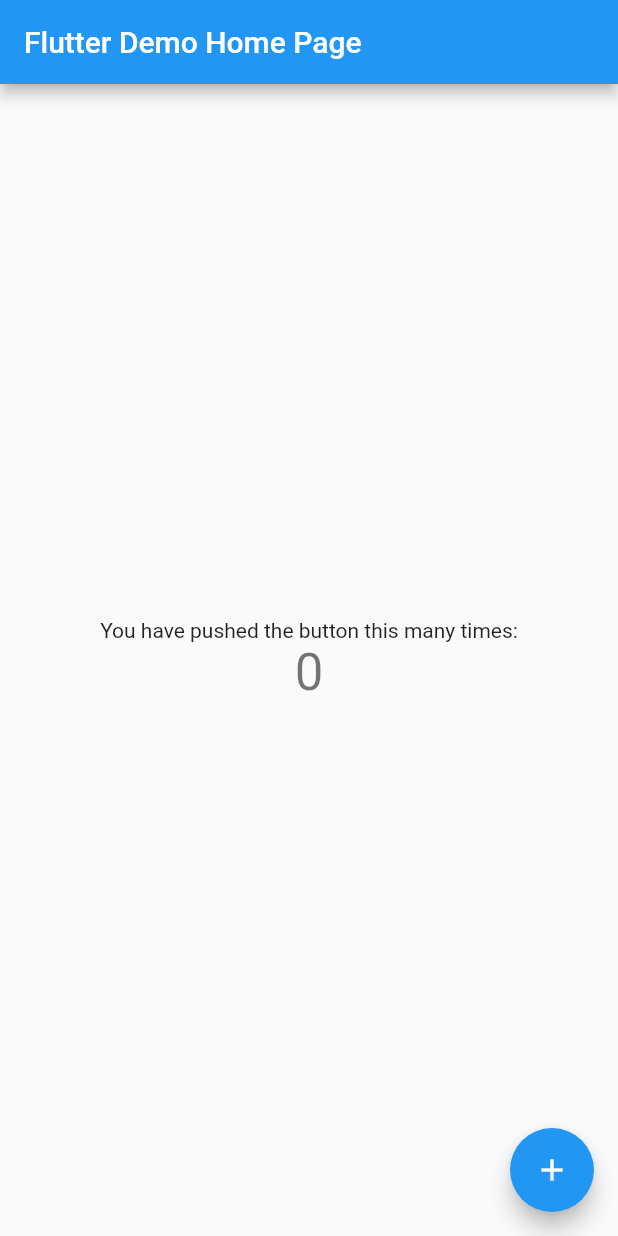
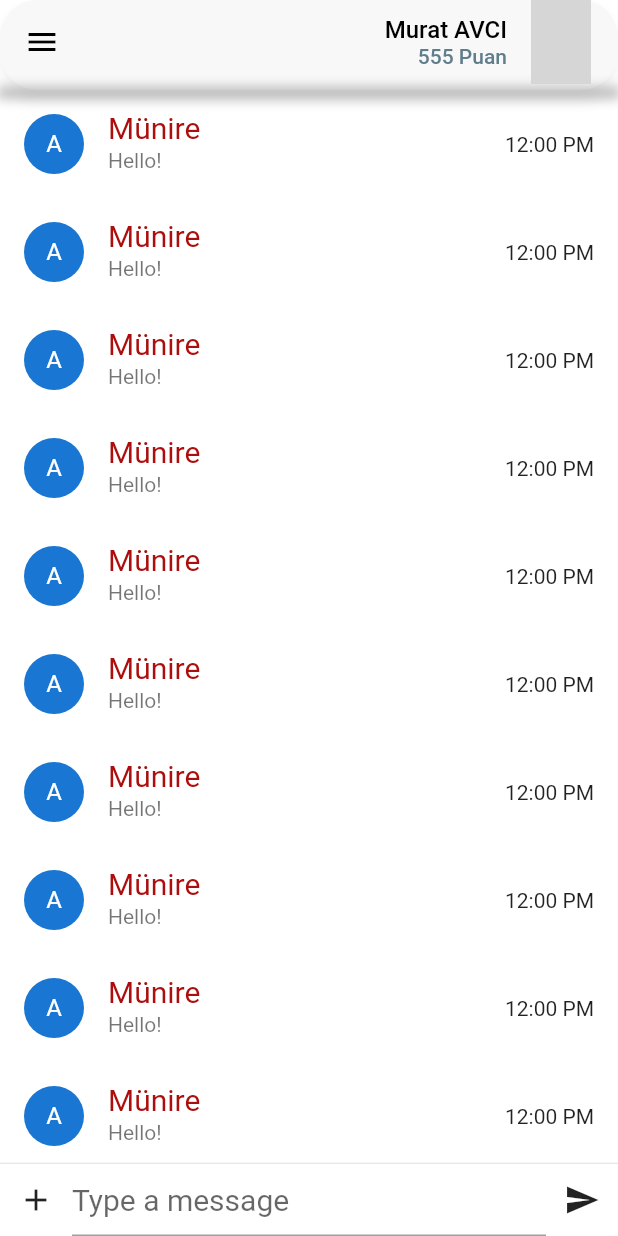
Before and after one commit to itsdemiremre/F36-AppJam-Google-OUA, a Flutter app: the screen it shows after launch, on a phone screen of 412 x 824 dp. Run offline on Flutter 3.47's test engine with Material 2 defaults, Android fonts, the phone set to English and light mode, and no system bars; network calls fail; grey boxes are pictures that could not be loaded.

Commit message:
chat screen UI implemented and theme.dart file created.

```diff
--- /dev/null
+++ b/lib/chatScreen.dart
@@ -0,0 +1,115 @@
+import 'package:flutter/material.dart';
+
+
+
+class ChatScreen extends StatefulWidget {
+  @override
+  _ChatScreenState createState() => _ChatScreenState();
+}
+
+class _ChatScreenState extends State<ChatScreen> {
+  @override
+  Widget build(BuildContext context) {
+    return Scaffold(
+      appBar: AppBar(
+  backgroundColor: Color(0xFFF8F8F8),
+  shape: RoundedRectangleBorder(
+    borderRadius: BorderRadius.circular(25.0),
+  ),
+  shadowColor: Colors.black.withOpacity(0.25),
+  bottom: PreferredSize(
+    preferredSize: Size.fromHeight(4),
+    child: Container(
+      height: 4,
+      decoration: BoxDecoration(
+        boxShadow: [
+          BoxShadow(
+            color: Colors.black.withOpacity(0.25),
+            spreadRadius: 2,
+            blurRadius: 6,
+            offset: Offset(0, 4),
+          ),
+        ],
+      ),
+    ),
+  ),
+
+  title: Align(
+    alignment: Alignment.centerRight,
+    child:
+      Column(
+        mainAxisAlignment: MainAxisAlignment.center,
+        crossAxisAlignment: CrossAxisAlignment.end,
+        children: const [
+          Text(
+            "Murat AVCI",
+            style: TextStyle(color: Colors.black, fontSize: 16.0),
+          ),
+          Text(
+            "555 Puan",
+            style: TextStyle(color: Colors.blueGrey, fontSize: 14.0),
+          )
+        ],
+      ),
+
+  ),
+  actions: [
+    Padding(padding:
+    const EdgeInsets.only(left: 0, right: 18.0),
+      child: new CircleAvatar(
+        backgroundImage: new NetworkImage("https://images.unsplash.com/photo-1539571696357-5a69c17a67c6?ixlib=rb-4.0.3&ixid=MnwxMjA3fDB8MHxwaG90by1wYWdlfHx8fGVufDB8fHx8&auto=format&fit=crop&w=687&q=80"),
+      ),
+    )
+  ],
+  leading: IconButton(
+    onPressed: () {},
+    icon: const Icon(Icons.menu, color: Colors.black,),
+  ),
+),
+      body: Column(
+        children: <Widget>[
+          Expanded(
+            child: ListView.builder(
+              itemBuilder: (BuildContext context, int index) {
+                return ListTile(
+                  leading: CircleAvatar(
+                    child: Text('A'),
+                  ),
+                  title: Text('Münire'),
+                  subtitle: Text('Hello!'),
+                  trailing: Text('12:00 PM'),
+                );
+              },
+              itemCount: 10,
+            ),
+          ),
+          Divider(height: 1.0),
+          Container(
+            decoration: BoxDecoration(
+              color: Theme.of(context).cardColor,
+            ),
+            child: Row(
+              children: <Widget>[
+                IconButton(
+                  icon: Icon(Icons.add),
+                  onPressed: () {},
+                ),
+                Expanded(
+                  child: TextField(
+                    decoration: InputDecoration(
+                      hintText: 'Type a message',
+                    ),
+                  ),
+                ),
+                IconButton(
+                  icon: Icon(Icons.send),
+                  onPressed: () {},
+                ),
+              ],
+            ),
+          ),
+        ],
+      ),
+    );
+  }
+}
--- a/lib/main.dart
+++ b/lib/main.dart
@@ -1,3 +1,5 @@
+import 'package:f36_appjam_project/theme/light_theme.dart';
+import 'package:f36_appjam_project/chatScreen.dart';
 import 'package:flutter/material.dart';
 
 void main() {
@@ -5,111 +7,17 @@
 }
 
 class MyApp extends StatelessWidget {
-  const MyApp({super.key});
+  const MyApp({Key? key}) : super(key: key);
 
-  // This widget is the root of your application.
   @override
   Widget build(BuildContext context) {
     return MaterialApp(
       title: 'Flutter Demo',
-      theme: ThemeData(
-        // This is the theme of your application.
-        //
-        // Try running your application with "flutter run". You'll see the
-        // application has a blue toolbar. Then, without quitting the app, try
-        // changing the primarySwatch below to Colors.green and then invoke
-        // "hot reload" (press "r" in the console where you ran "flutter run",
-        // or simply save your changes to "hot reload" in a Flutter IDE).
-        // Notice that the counter didn't reset back to zero; the application
-        // is not restarted.
-        primarySwatch: Colors.blue,
-      ),
-      home: const MyHomePage(title: 'Flutter Demo Home Page'),
+        debugShowCheckedModeBanner: false,
+          theme: LightTheme().theme,
+
+
+         home: ChatScreen(),
     );
   }
 }
-
-class MyHomePage extends StatefulWidget {
-  const MyHomePage({super.key, required this.title});
-
-  // This widget is the home page of your application. It is stateful, meaning
-  // that it has a State object (defined below) that contains fields that affect
-  // how it looks.
-
-  // This class is the configuration for the state. It holds the values (in this
-  // case the title) provided by the parent (in this case the App widget) and
-  // used by the build method of the State. Fields in a Widget subclass are
-  // always marked "final".
-
-  final String title;
-
-  @override
-  State<MyHomePage> createState() => _MyHomePageState();
-}
-
-class _MyHomePageState extends State<MyHomePage> {
-  int _counter = 0;
-
-  void _incrementCounter() {
-    setState(() {
-      // This call to setState tells the Flutter framework that something has
-      // changed in this State, which causes it to rerun the build method below
-      // so that the display can reflect the updated values. If we changed
-      // _counter without calling setState(), then the build method would not be
-      // called again, and so nothing would appear to happen.
-      _counter++;
-    });
-  }
-
-  @override
-  Widget build(BuildContext context) {
-    // This method is rerun every time setState is called, for instance as done
-    // by the _incrementCounter method above.
-    //
-    // The Flutter framework has been optimized to make rerunning build methods
-    // fast, so that you can just rebuild anything that needs updating rather
-    // than having to individually change instances of widgets.
-    return Scaffold(
-      appBar: AppBar(
-        // Here we take the value from the MyHomePage object that was created by
-        // the App.build method, and use it to set our appbar title.
-        title: Text(widget.title),
-      ),
-      body: Center(
-        // Center is a layout widget. It takes a single child and positions it
-        // in the middle of the parent.
-        child: Column(
-          // Column is also a layout widget. It takes a list of children and
-          // arranges them vertically. By default, it sizes itself to fit its
-          // children horizontally, and tries to be as tall as its parent.
-          //
-          // Invoke "debug painting" (press "p" in the console, choose the
-          // "Toggle Debug Paint" action from the Flutter Inspector in Android
-          // Studio, or the "Toggle Debug Paint" command in Visual Studio Code)
-          // to see the wireframe for each widget.
-          //
-          // Column has various properties to control how it sizes itself and
-          // how it positions its children. Here we use mainAxisAlignment to
-          // center the children vertically; the main axis here is the vertical
-          // axis because Columns are vertical (the cross axis would be
-          // horizontal).
-          mainAxisAlignment: MainAxisAlignment.center,
-          children: <Widget>[
-            const Text(
-              'You have pushed the button this many times:',
-            ),
-            Text(
-              '$_counter',
-              style: Theme.of(context).textTheme.headline4,
-            ),
-          ],
-        ),
-      ),
-      floatingActionButton: FloatingActionButton(
-        onPressed: _incrementCounter,
-        tooltip: 'Increment',
-        child: const Icon(Icons.add),
-      ), // This trailing comma makes auto-formatting nicer for build methods.
-    );
-  }
-}
--- /dev/null
+++ b/lib/theme/light_theme.dart
@@ -0,0 +1,31 @@
+import 'package:flutter/material.dart';
+
+class LightTheme {
+
+  final _lightColor = _LightColor();
+late ThemeData theme;
+
+LightTheme(){
+  theme  = ThemeData(
+
+  appBarTheme: AppBarTheme(
+    shape: const RoundedRectangleBorder(borderRadius: BorderRadius.vertical(bottom: Radius.circular(11)))),
+  scaffoldBackgroundColor: Colors.white12.withOpacity(0.8),
+  floatingActionButtonTheme: FloatingActionButtonThemeData(backgroundColor: _lightColor._fabColor),
+
+  buttonTheme: ButtonThemeData(
+    colorScheme: ColorScheme.light(onPrimary: _lightColor._buttonColor,onSecondary: _lightColor._generalColor)),
+  colorScheme: ColorScheme.light(),
+  checkboxTheme: CheckboxThemeData(
+    fillColor: MaterialStateProperty.all(Colors.tealAccent), side: BorderSide(color: Colors.grey)),
+  textTheme:
+  ThemeData.light().textTheme.copyWith(subtitle1: TextStyle(fontSize: 20,color: _lightColor._textColor)));
+  }
+}
+
+class _LightColor {
+  final Color _textColor = Color.fromARGB(255, 172, 14, 14);
+  final Color _buttonColor = Color.fromARGB(255, 67, 178, 113);
+  final Color _fabColor = Colors.green;
+  final Color _generalColor = Color.fromARGB(255, 204, 128, 14);
+}
```
